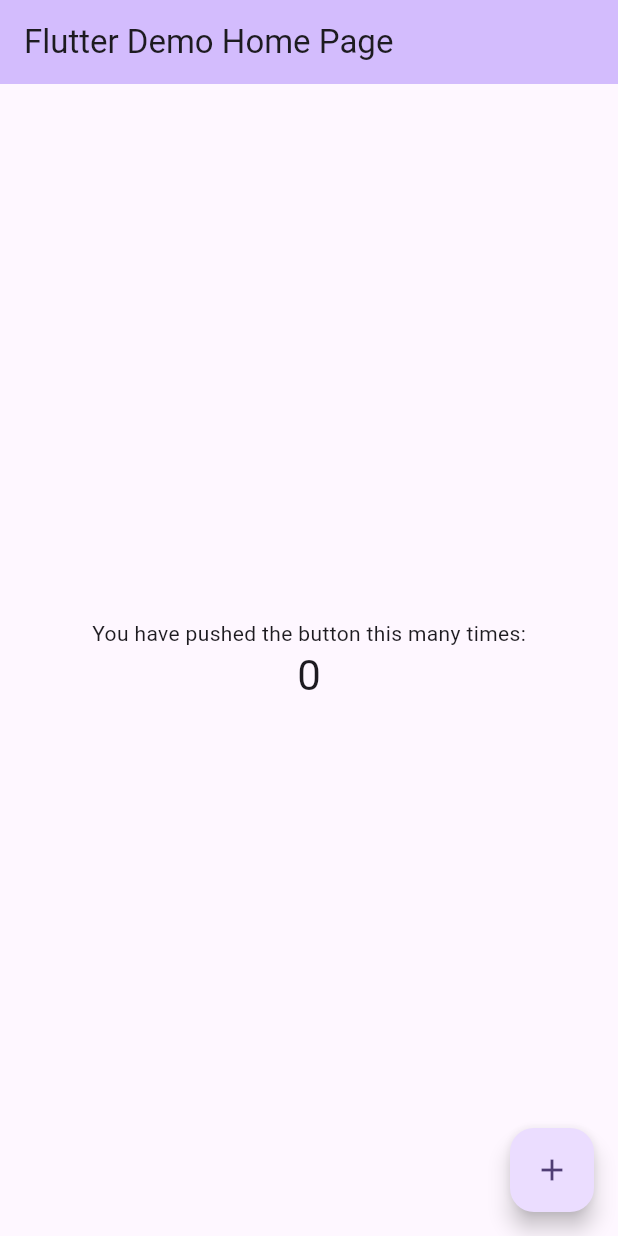
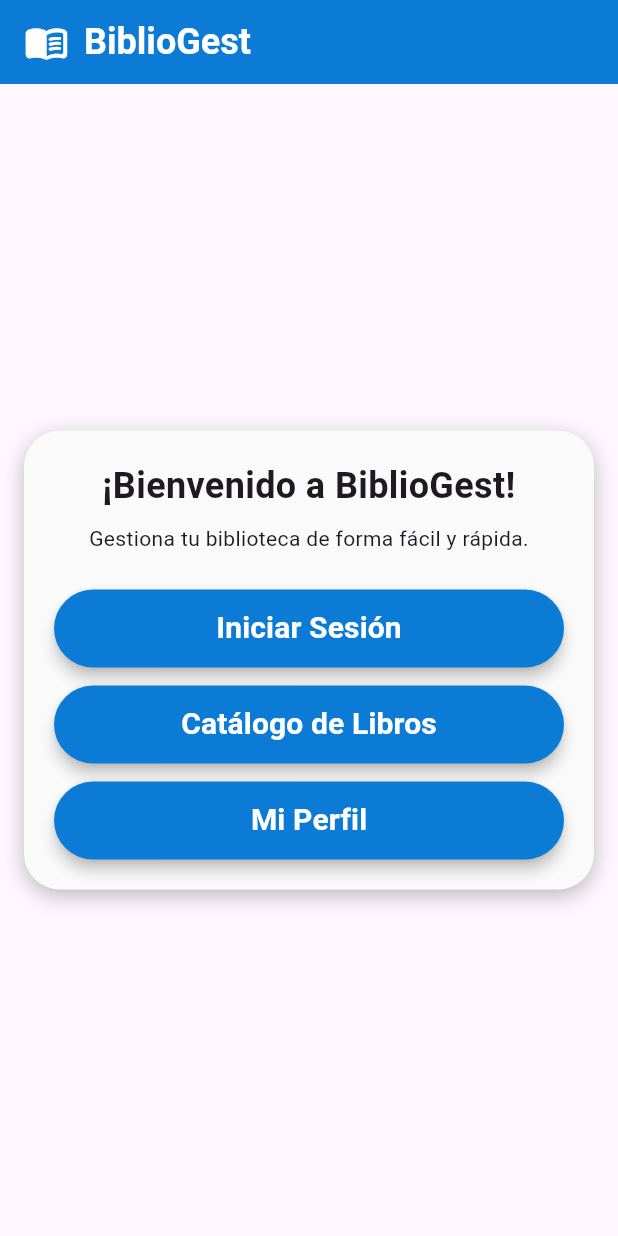
Before and after one commit to blscrts/biblio_tech_app, a Flutter app: the screen it shows after launch, on a phone screen of 412 x 824 dp. Run offline on Flutter 3.47's test engine with Material 3 defaults, Android fonts, the phone set to English and light mode, and no system bars.

Commit message:
feat: pantalla de inicio con AppBar, FormCard y botones de navegación

```diff
--- a/lib/main.dart
+++ b/lib/main.dart
@@ -1,4 +1,6 @@
 import 'package:flutter/material.dart';
+
+import 'screens/home_screen.dart';
 
 void main() {
   runApp(const MyApp());
@@ -7,30 +9,28 @@ void main() {
 class MyApp extends StatelessWidget {
   const MyApp({super.key});
 
+  static Widget _temporal(String titulo) => Scaffold(
+    appBar: AppBar(title: Text(titulo)),
+    body: Center(child: Text(titulo)),
+  );
+
   // This widget is the root of your application.
   @override
   Widget build(BuildContext context) {
     return MaterialApp(
-      title: 'Flutter Demo',
+      title: 'BiblioGest',
+      debugShowCheckedModeBanner: false,
       theme: ThemeData(
         // This is the theme of your application.
-        //
-        // TRY THIS: Try running your application with "flutter run". You'll see
-        // the application has a purple toolbar. Then, without quitting the app,
-        // try changing the seedColor in the colorScheme below to Colors.green
-        // and then invoke "hot reload" (save your changes or press the "hot
-        // reload" button in a Flutter-supported IDE, or press "r" if you used
-        // the command line to start the app).
-        //
-        // Notice that the counter didn't reset back to zero; the application
-        // state is not lost during the reload. To reset the state, use hot
-        // restart instead.
-        //
-        // This works for code too, not just values: Most code changes can be
-        // tested with just a hot reload.
         colorScheme: .fromSeed(seedColor: Colors.deepPurple),
       ),
-      home: const MyHomePage(title: 'Flutter Demo Home Page'),
+      initialRoute: '/',
+      routes: {
+        '/': (_) => const HomeScreen(),
+        '/login': (_) => _temporal('Login'),
+        '/catalogo': (_) => _temporal('Catálogo de Libros'),
+        '/perfil': (_) => _temporal('Mi Perfil'),
+      },
     );
   }
 }
--- /dev/null
+++ b/lib/screens/home_screen.dart
@@ -0,0 +1,59 @@
+//Hairo Tarmeño Rojas
+
+import 'package:flutter/material.dart';
+
+import '../widgets/bibliogest_app_bar.dart';
+import '../widgets/form_card.dart';
+import '../widgets/primary_button.dart';
+
+class HomeScreen extends StatelessWidget {
+  const HomeScreen({super.key});
+
+  @override
+  Widget build(BuildContext context) {
+    return Scaffold(
+      appBar: const BiblioGestAppBar(),
+      body: Center(
+        child: SingleChildScrollView(
+          padding: const EdgeInsets.all(16),
+          child: ConstrainedBox(
+            constraints: const BoxConstraints(maxWidth: 420),
+            child: FormCard(
+              child: Column(
+                mainAxisSize: MainAxisSize.min,
+                crossAxisAlignment: CrossAxisAlignment.stretch,
+                children: [
+                  const Text(
+                    '¡Bienvenido a BiblioGest!',
+                    textAlign: TextAlign.center,
+                    style: TextStyle(fontSize: 24, fontWeight: FontWeight.bold),
+                  ),
+                  const SizedBox(height: 8),
+                  const Text(
+                    'Gestiona tu biblioteca de forma fácil y rápida.',
+                    textAlign: TextAlign.center,
+                  ),
+                  const SizedBox(height: 24),
+                  PrimaryButton(
+                    text: 'Iniciar Sesión',
+                    onPressed: () => Navigator.pushNamed(context, '/login'),
+                  ),
+                  const SizedBox(height: 12),
+                  PrimaryButton(
+                    text: 'Catálogo de Libros',
+                    onPressed: () => Navigator.pushNamed(context, '/catalogo'),
+                  ),
+                  const SizedBox(height: 12),
+                  PrimaryButton(
+                    text: 'Mi Perfil',
+                    onPressed: () => Navigator.pushNamed(context, '/perfil'),
+                  ),
+                ],
+              ),
+            ),
+          ),
+        ),
+      ),
+    );
+  }
+}
--- /dev/null
+++ b/lib/theme/app_colors.dart
@@ -0,0 +1,11 @@
+import 'package:flutter/material.dart';
+
+/// Colores compartidos de BiblioGest.
+class AppColors {
+  AppColors._();
+
+  static const Color primary = Color(0xFF0B7BD6);
+  static const Color primaryDark = Color(0xFF1F3A5F);
+  static const Color fieldFill = Color(0xFFE0E0E0);
+  static const Color cardBackground = Color(0xFFFAFAFA);
+}
--- /dev/null
+++ b/lib/widgets/bibliogest_app_bar.dart
@@ -0,0 +1,28 @@
+import 'package:flutter/material.dart';
+import '../theme/app_colors.dart';
+
+/// AppBar con el logo y nombre de la app, para usar en cualquier pantalla.
+class BiblioGestAppBar extends StatelessWidget implements PreferredSizeWidget {
+  const BiblioGestAppBar({super.key});
+
+  @override
+  Size get preferredSize => const Size.fromHeight(kToolbarHeight);
+
+  @override
+  Widget build(BuildContext context) {
+    return AppBar(
+      backgroundColor: AppColors.primary,
+      foregroundColor: Colors.white,
+      title: const Row(
+        children: [
+          Icon(Icons.menu_book_rounded, size: 30),
+          SizedBox(width: 10),
+          Text(
+            'BiblioGest',
+            style: TextStyle(fontWeight: FontWeight.bold, fontSize: 24),
+          ),
+        ],
+      ),
+    );
+  }
+}
--- /dev/null
+++ b/lib/widgets/form_card.dart
@@ -0,0 +1,24 @@
+import 'package:flutter/material.dart';
+import '../theme/app_colors.dart';
+
+/// Tarjeta blanca con sombra que envuelve el contenido de un formulario.
+class FormCard extends StatelessWidget {
+  const FormCard({super.key, required this.child});
+
+  final Widget child;
+
+  @override
+  Widget build(BuildContext context) {
+    return Container(
+      padding: const EdgeInsets.all(20),
+      decoration: BoxDecoration(
+        color: AppColors.cardBackground,
+        borderRadius: BorderRadius.circular(24),
+        boxShadow: const [
+          BoxShadow(color: Colors.black26, blurRadius: 12, offset: Offset(0, 4)),
+        ],
+      ),
+      child: child,
+    );
+  }
+}
--- /dev/null
+++ b/lib/widgets/primary_button.dart
@@ -0,0 +1,33 @@
+import 'package:flutter/material.dart';
+import '../theme/app_colors.dart';
+
+/// Botón principal azul y redondeado de la app.
+class PrimaryButton extends StatelessWidget {
+  const PrimaryButton({super.key, required this.text, required this.onPressed});
+
+  final String text;
+  final VoidCallback? onPressed;
+
+  @override
+  Widget build(BuildContext context) {
+    return SizedBox(
+      width: double.infinity,
+      height: 52,
+      child: ElevatedButton(
+        onPressed: onPressed,
+        style: ElevatedButton.styleFrom(
+          backgroundColor: AppColors.primary,
+          foregroundColor: Colors.white,
+          elevation: 4,
+          shape: RoundedRectangleBorder(
+            borderRadius: BorderRadius.circular(30),
+          ),
+        ),
+        child: Text(
+          text,
+          style: const TextStyle(fontSize: 20, fontWeight: FontWeight.w600),
+        ),
+      ),
+    );
+  }
+}
```
Also changed, not shown: lib/theme/app_input_decoration.dart (added, +21 -0 lines), lib/widgets/app_dropdown_field.dart (added, +41 -0 lines), lib/widgets/app_text_field.dart (added, +34 -0 lines), lib/widgets/avatar_picker.dart (added, +42 -0 lines), lib/widgets/password_field.dart (added, +37 -0 lines).
